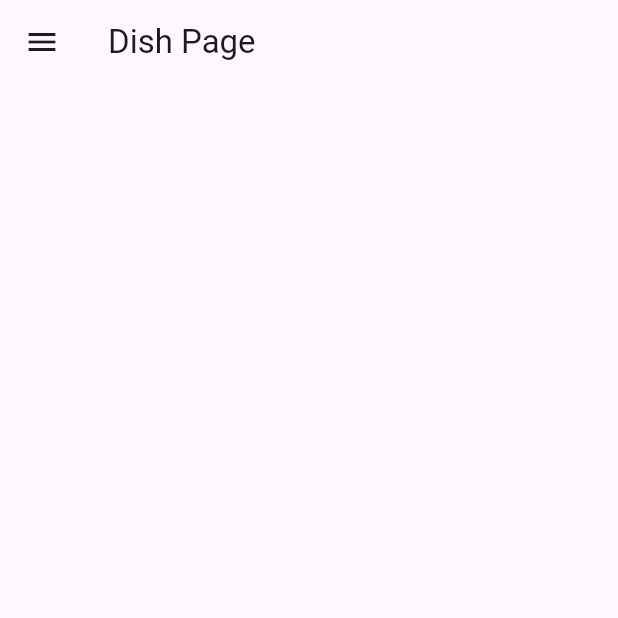
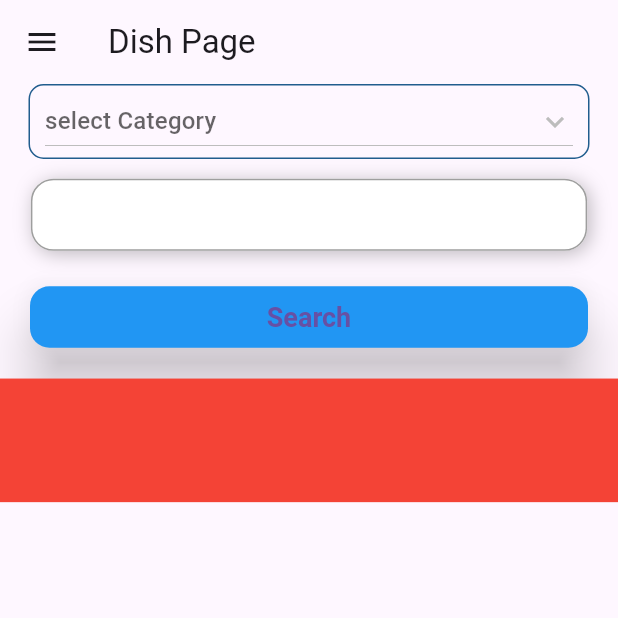
Before and after one commit to Abdul-Raqeeb13/Flutter-EcomApp, a Flutter app: the AdminDish screen opened directly, on a phone screen of 412 x 824 dp, the top half of it. Run offline on Flutter 3.47's test engine with Material 3 defaults, Android fonts, the phone set to English and light mode, and no system bars; our stand-ins replace cloud_firestore, firebase_auth, firebase_core, firebase_database, get, shared_preferences; accounts and stored records are empty; network calls fail.

Commit message:
Dish Work Add

```diff
--- a/lib/Controller/Admin/AdminDishController.dart
+++ b/lib/Controller/Admin/AdminDishController.dart
@@ -10,8 +10,10 @@ class AdminDishController extends GetxController {
   FirebaseFirestore.instance.collection('Dishes');
   CollectionReference categories =
   FirebaseFirestore.instance.collection('Category');
-  var isLoading = false;
-  var DishList = [];
+  bool isLoading = false;
+  var allDish = [];
+  var dropdownvalue = "" ;
+
 
   setLoading(val) {
     isLoading = val;
@@ -20,17 +22,18 @@ class AdminDishController extends GetxController {
 
 
   getAllCategories() async {
+    setLoading(true);
     print("=============================================== get categories call");
     // DishList.clear();
 
-        await categories.get().then((QuerySnapshot data)  {
+        await categories.where("Status" , isEqualTo: true).get().then((QuerySnapshot data)  {
           final allData = data.docs.map((doc) => doc.data()).toList();
-          for (var i = 0; i < allData.length; i++) {
-            // if (allData[i]["Status"] as Map == true) {
+          // print(allData);
+          allDish = List.from(allData);
+          // dropdownvalue = List.from(allData);
+          update();
+        setLoading(false);
+        });
 
-            // }
-          }
-        });
-        // update();
   }
 }
--- a/lib/View/Admin/AdminDish.dart
+++ b/lib/View/Admin/AdminDish.dart
@@ -1,5 +1,9 @@
+// ignore_for_file: prefer_const_constructors, unused_label
+
 import 'package:ecomapp/Controller/Admin/AdminDishController.dart';
 import 'package:ecomapp/View/Admin/DrawerData.dart';
+import 'package:ecomapp/Wdigets/Button.dart';
+import 'package:ecomapp/Wdigets/TextField.dart';
 import 'package:flutter/material.dart';
 import 'package:get/get.dart';
 
@@ -11,25 +15,25 @@ class AdminDish extends StatefulWidget {
 }
 
 class _AdminDishState extends State<AdminDish> {
+  var dishController = Get.put(AdminDishController());
+  TextEditingController searchController = TextEditingController();
 
-    var dishController = Get.put(AdminDishController());
-
-    @override
   @override
   void initState() {
     super.initState();
+    Future.delayed(Duration.zero, () {
       getCategory();
+    });
   }
 
-
   getCategory() async {
-
     await dishController.getAllCategories();
   }
 
   @override
   Widget build(BuildContext context) {
     final screenWidth = MediaQuery.of(context).size.width;
+    final screenHeight = MediaQuery.of(context).size.height;
 
     return SafeArea(
         child: Scaffold(
@@ -37,8 +41,91 @@ class _AdminDishState extends State<AdminDish> {
               title: Text("Dish Page"),
             ),
             drawer: Drawer(child: DrawerData()),
+            body: GetBuilder<AdminDishController>(builder: (controller) {
+              return controller.isLoading
+                  ? Center(child: CircularProgressIndicator())
+                  : Column(
+                      // crossAxisAlignment: CrossAxisAlignment.center,
+                      children: [
+                        Container(
+                          margin: EdgeInsets.symmetric(horizontal: 19),
+                          width: screenWidth,
+                          decoration: BoxDecoration(
+                              border: Border.all(
+                                  color: const Color.fromARGB(255, 33, 93, 142),
+                                  width: 1),
+                              borderRadius:
+                                  BorderRadius.all(Radius.circular(10))),
+                          child: DropdownButton(
+                            dropdownColor:
+                                const Color.fromARGB(255, 205, 200, 199),
+                            hint: Text("select Category"),
+                            padding: EdgeInsets.symmetric(horizontal: 10),
 
+                            // arrow show on right side
+                            isExpanded: true,
+                            // Initial Value
+                            value: controller.dropdownvalue,
+
+                            // Down Arrow Icon
+                            icon: const Icon(Icons.keyboard_arrow_down),
+
+                            // Array list of items
+                            items: controller.allDish.map((items) {
+                              return DropdownMenuItem(
+                                value: items,
+                                child: Text(items["CategoryName"]),
+                              );
+                            }).toList(),
+                            // After selecting the desired option,it will
+                            // change button value to selected value
+                            onChanged: (newValue) {
+                              setState(() {
+                                print(newValue);
+                                newValue as Map;
+                                controller.dropdownvalue = newValue["CategoryName"];
+                                // dropdownvalue = newValue!;
+                              });
+                            },
+                          ),
+                        ),
+                        Center(
+                          child: TextFieldWidget(
+                              controller: searchController, obscureText: false),
+                        ),
+                        ElevatedButtonWidget(
+                            buttonText: "Search",
+                            buttonwidth: screenWidth,
+                            onPress: () {}),
+                        SizedBox(
+                          height: 10,
+                        ),
+                        Container(
+                          color: Colors.red,
+                          height: screenHeight * 0.1,
+                          width: screenWidth,
+                          child: SingleChildScrollView(
+                            scrollDirection: Axis.horizontal,
+                            child: Row(
+                              mainAxisAlignment:
+                                  MainAxisAlignment.center, // Centers buttons
+                              children: controller.allDish.map((dish) {
+                                return Padding(
+                                  padding:
+                                      EdgeInsets.symmetric(horizontal: 8.0),
+                                  child: ElevatedButton(
+                                    onPressed: () {},
+                                    child: Text(dish["CategoryName"]
+                                        .toString()
+                                        .toUpperCase()),
+                                  ),
+                                );
+                              }).toList(),
+                            ),
+                          ),
                         )
+                      ],
                     );
+            })));
   }
 }
```
Lines whose indentation alone changed are shown as unchanged.
